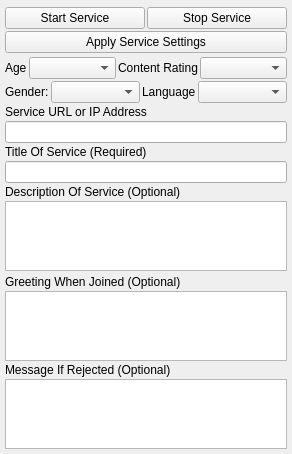
This is GoTvApps/GoTvCommon/Forms/PluginSettingsWidget.ui in brettrjones-github/nolimitconnect as Qt 5 draws it before an edit. The edited form follows.
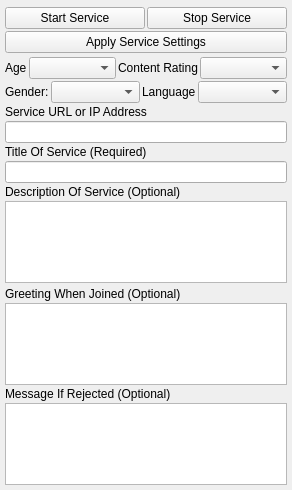
This is the edited form. Custom widgets are drawn as their Qt base class.

The edit to the form file:
```diff
--- a/GoTvApps/GoTvCommon/Forms/PluginSettingsWidget.ui
+++ b/GoTvApps/GoTvCommon/Forms/PluginSettingsWidget.ui
@@ -7,7 +7,7 @@
     <x>0</x>
     <y>0</y>
     <width>292</width>
-    <height>441</height>
+    <height>490</height>
    </rect>
   </property>
   <property name="sizePolicy">
```
Left out of the diff: 4 changed lines with no effect on the pictures.
